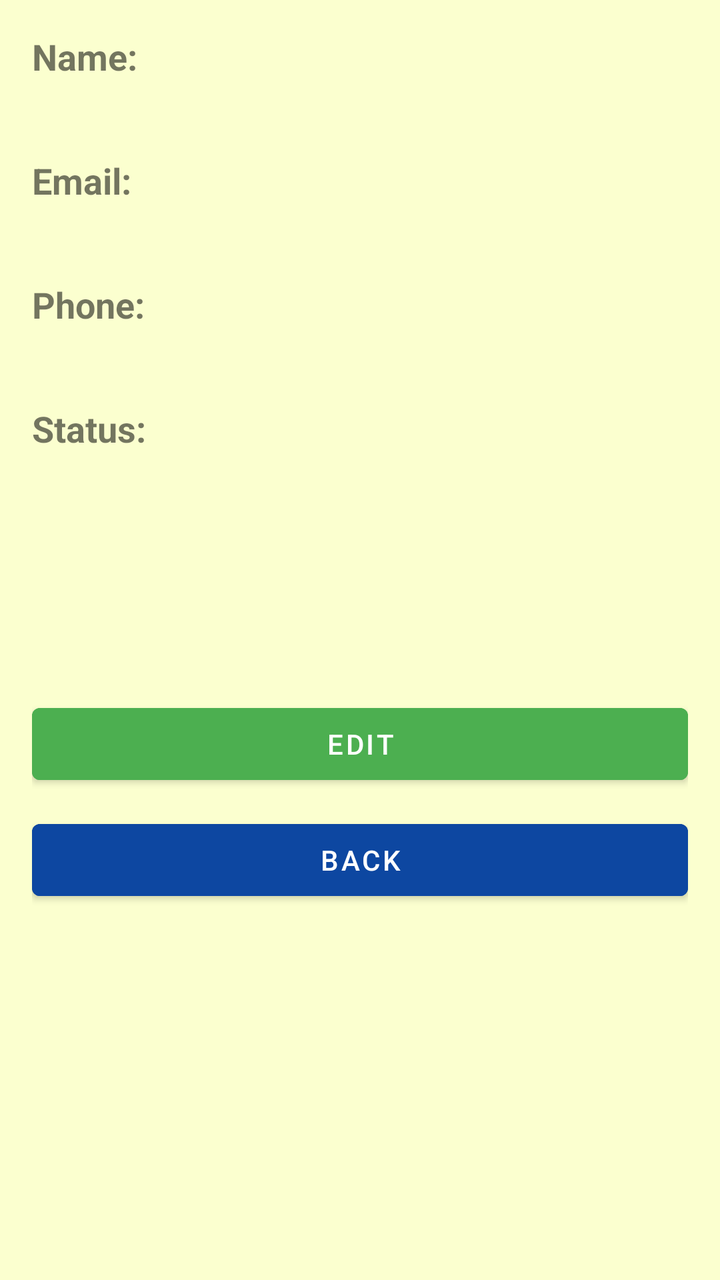
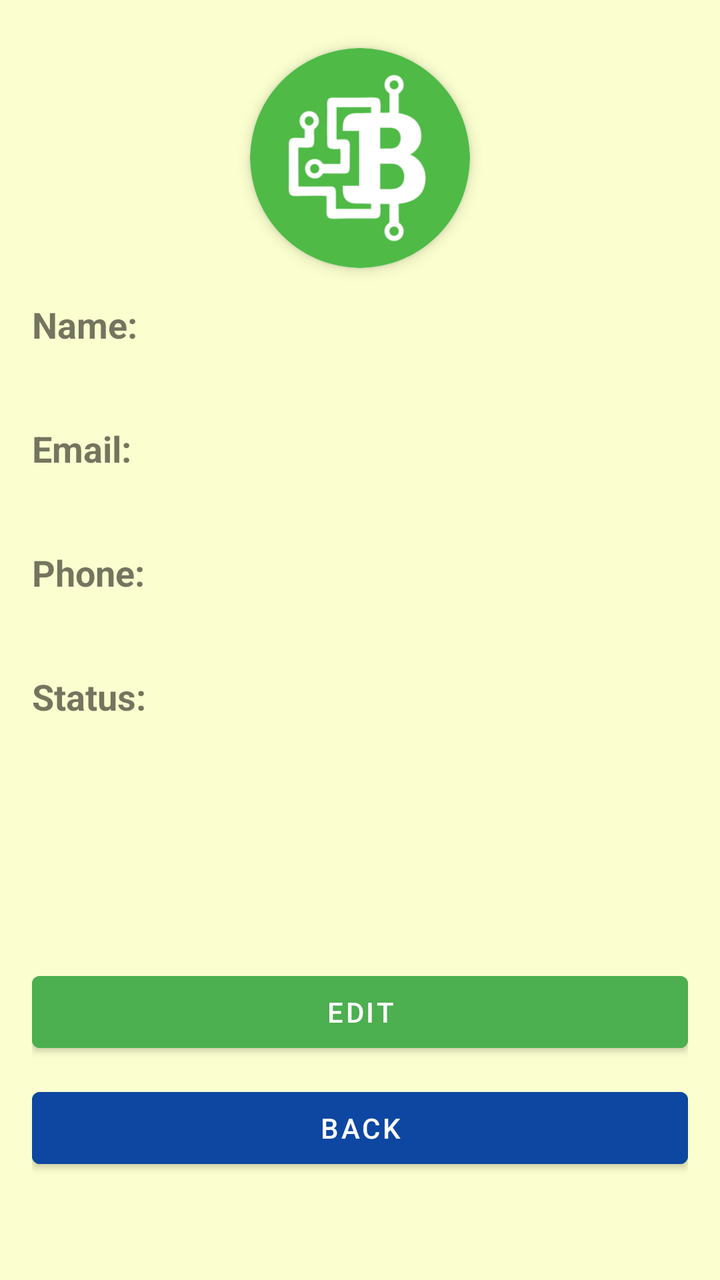

Before-and-after screenshots of an Android layout around one commit, followed by the original layout XML and the change that was made.
<!-- AndroidManifest.xml: application theme Theme.BitMarket -->
<!-- res/layout/activity_profile.xml -->
<?xml version="1.0" encoding="utf-8"?>
<LinearLayout xmlns:android="http://schemas.android.com/apk/res/android"
    xmlns:app="http://schemas.android.com/apk/res-auto"
    xmlns:tools="http://schemas.android.com/tools"
    android:layout_width="match_parent"
    android:layout_height="match_parent"
    android:orientation="vertical"
    android:padding="16dp"
    android:background="@color/light_yellow"

    tools:context=".ProfileActivity">

    
    <TextView
        android:id="@+id/textViewName"
        android:layout_width="wrap_content"
        android:layout_height="wrap_content"
        android:text="Name:"
        android:textSize="18sp"
        android:textStyle="bold" />

    <TextView
        android:id="@+id/textViewUserName"
        android:layout_width="wrap_content"
        android:layout_height="wrap_content"
        android:text=""
        android:textSize="16sp" />

    
    <TextView
        android:id="@+id/textViewEmail"
        android:layout_width="wrap_content"
        android:layout_height="wrap_content"
        android:text="Email:"
        android:textSize="18sp"
        android:textStyle="bold"
        android:layout_marginTop="16dp" />

    <TextView
        android:id="@+id/textViewUserEmail"
        android:layout_width="wrap_content"
        android:layout_height="wrap_content"
        android:autoLink="all"
        android:text=""
        android:textSize="16sp" />

    
    <TextView
        android:id="@+id/textViewPhone"
        android:layout_width="wrap_content"
        android:layout_height="wrap_content"
        android:text="Phone:"
        android:textSize="18sp"
        android:textStyle="bold"
        android:layout_marginTop="16dp" />

    <TextView
        android:id="@+id/textViewUserPhone"
        android:layout_width="wrap_content"
        android:layout_height="wrap_content"
        android:autoLink="all"
        android:text=""
        android:textSize="16sp" />

    
    <TextView
        android:id="@+id/textViewStatus"
        android:layout_width="wrap_content"
        android:layout_height="wrap_content"
        android:text="Status:"
        android:textSize="18sp"
        android:textStyle="bold"
        android:layout_marginTop="16dp" />

    <TextView
        android:id="@+id/textViewUserStatus"
        android:layout_width="wrap_content"
        android:layout_height="wrap_content"
        android:text=""
        android:textSize="16sp" />





    <Button
        android:layout_width="match_parent"
        android:layout_height="wrap_content"
        android:text="Edit"
        android:layout_marginTop="100dp"
        android:layout_gravity="bottom"
        android:onClick="edit"
        android:id="@+id/edit"
        android:backgroundTint="@color/purple_500"
        android:textColor="@color/white"
        />
    <Button
        android:layout_width="match_parent"
        android:layout_height="wrap_content"
        android:text="Back"
        android:layout_marginTop="10dp"
        android:layout_gravity="bottom"
        android:onClick="back"
        android:backgroundTint="@color/purple_200"

        />

</LinearLayout>
<!-- resources referenced by this layout -->
<resources>
  <color name="light_yellow">#FBFFCF</color>
  <color name="purple_200">#0D47A1</color>
  <color name="purple_500">#4CAF50</color>
  <color name="white">#FFFFFFFF</color>
  <style name="Theme.BitMarket" parent="Theme.MaterialComponents.DayNight.DarkActionBar">
          
          <item name="android:colorPrimary">@color/purple_500</item>
          <item name="colorPrimaryVariant">@color/purple_700</item>
          <item name="colorOnPrimary">@color/white</item>
          
          <item name="colorSecondary">@color/teal_200</item>
          <item name="colorSecondaryVariant">@color/teal_700</item>
          <item name="colorOnSecondary">@color/purple_500</item>
          
          <item name="android:statusBarColor">?attr/colorPrimaryVariant</item>
          
      </style>
  <color name="purple_700">#2980B9 </color>
  <color name="teal_200">#FF03DAC5</color>
  <color name="teal_700">#FF018786</color>
</resources>

<!-- the commit's change to res/layout/activity_profile.xml (unified diff, before → after) -->
@@ -9,6 +9,23 @@
     android:background="@color/light_yellow"
 
     tools:context=".ProfileActivity">
+
+    <androidx.cardview.widget.CardView
+        android:layout_width="110dp"
+        android:layout_height="110dp"
+        android:layout_gravity="center_horizontal"
+        android:layout_marginTop="8dp"
+        android:layout_marginBottom="16dp"
+        app:cardCornerRadius="55dp"
+        app:cardElevation="4dp">
+
+        <ImageView
+            android:id="@+id/imageViewProfile"
+            android:layout_width="match_parent"
+            android:layout_height="match_parent"
+            android:scaleType="centerCrop"
+            android:src="@drawable/logo" />
+    </androidx.cardview.widget.CardView>
 
     
     <TextView
<!-- resource entries referenced after the edit -->
@@ -4,6 +4,7 @@
   <color name="purple_200">#0D47A1</color>
   <color name="purple_500">#4CAF50</color>
   <color name="white">#FFFFFFFF</color>
+  <!-- drawable logo: png bitmap (drawable, 8656 bytes) -->
   <style name="Theme.BitMarket" parent="Theme.MaterialComponents.DayNight.DarkActionBar">
           
           <item name="android:colorPrimary">@color/purple_500</item>
